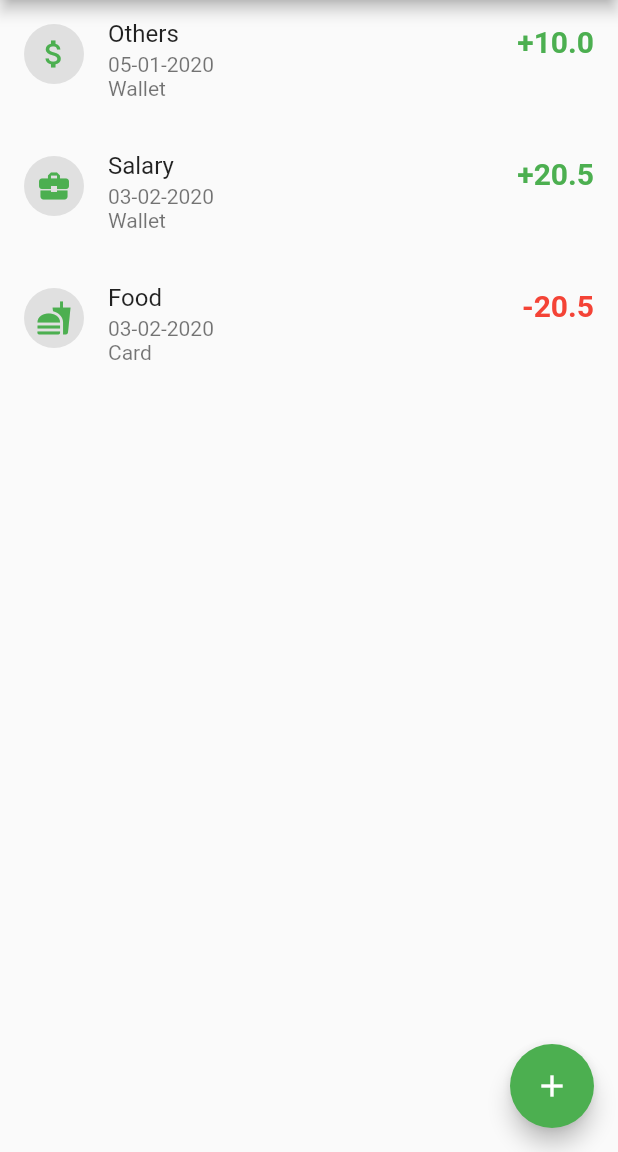
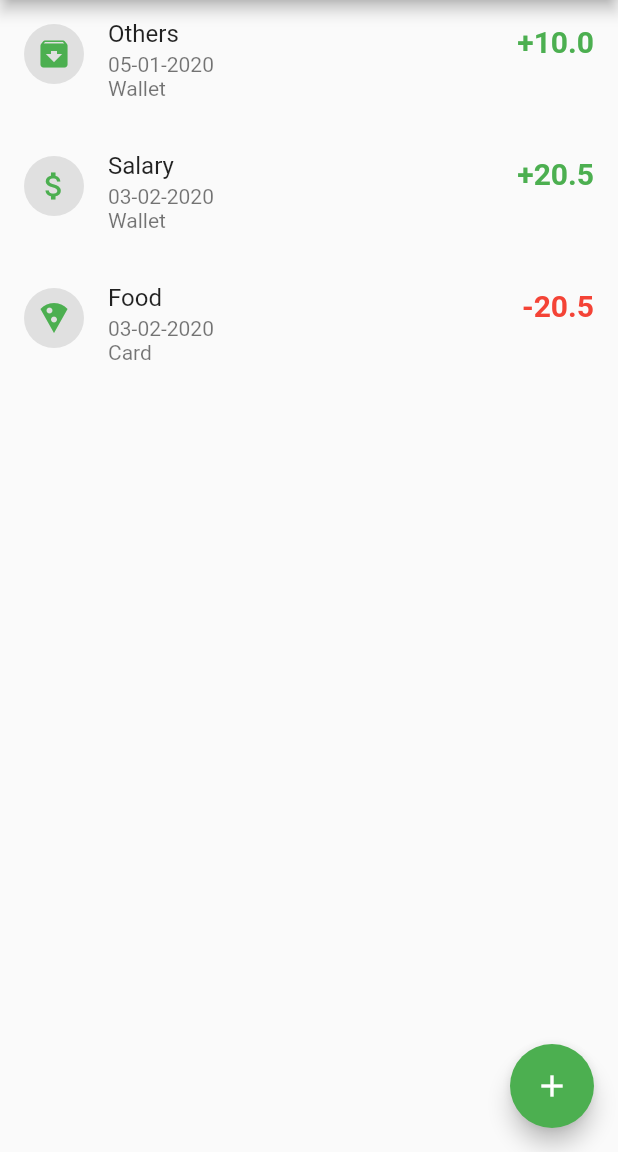
Before and after one commit to iridiscenthummingbird/money_project, a Flutter app: the screen it shows after launch, on a phone screen of 412 x 824 dp, the part 84-1236 px from its top. Run offline on Flutter 3.47's test engine with Material 2 defaults, Android fonts, the phone set to English and light mode, and no system bars.

Commit message:
Add some categories

```diff
--- a/lib/Categories.dart
+++ b/lib/Categories.dart
@@ -3,13 +3,24 @@ import 'package:money_project/Category.dart';
 
 class Categories{
   static List<Category> incomeList = [
-    Category('Salary', Icons.business_center),
-    Category('Others', Icons.attach_money),
+    Category('Salary', Icons.attach_money),
+    Category('Others', Icons.archive),
     Category('Gifts', Icons.card_giftcard)
 
   ];
   static List<Category> outcomeList = [
     Category('Pharmasy', Icons.local_pharmacy),
-    Category('Food', Icons.fastfood)
+    Category('Food', Icons.local_pizza),
+    Category('Travel', Icons.airplanemode_active),
+    Category('Transportation', Icons.directions_bus),
+    Category('Bill', Icons.description),
+    Category('Shopping', Icons.shopping_cart),
+    Category('Friends & Lover', Icons.favorite),
+    Category('Family', Icons.home),
+    Category('Gifts & donations', Icons.favorite_border),
+    Category('Education', Icons.book),
+    Category('Investiment', Icons.show_chart),
+    Category('Buisness', Icons.business_center),
+    Category('Other', Icons.archive)
   ];
 }
--- a/lib/pages/ChoosingIconForWallet.dart
+++ b/lib/pages/ChoosingIconForWallet.dart
@@ -37,7 +37,7 @@ class ChoosingIconForWalletState extends State<ChoosingIconForWallet> {
     Icons.hotel,
     Icons.account_balance,
     Icons.home,
-    Icons.kitchen,
+    Icons.monetization_on,
     Icons.work,
   ];
 
```
